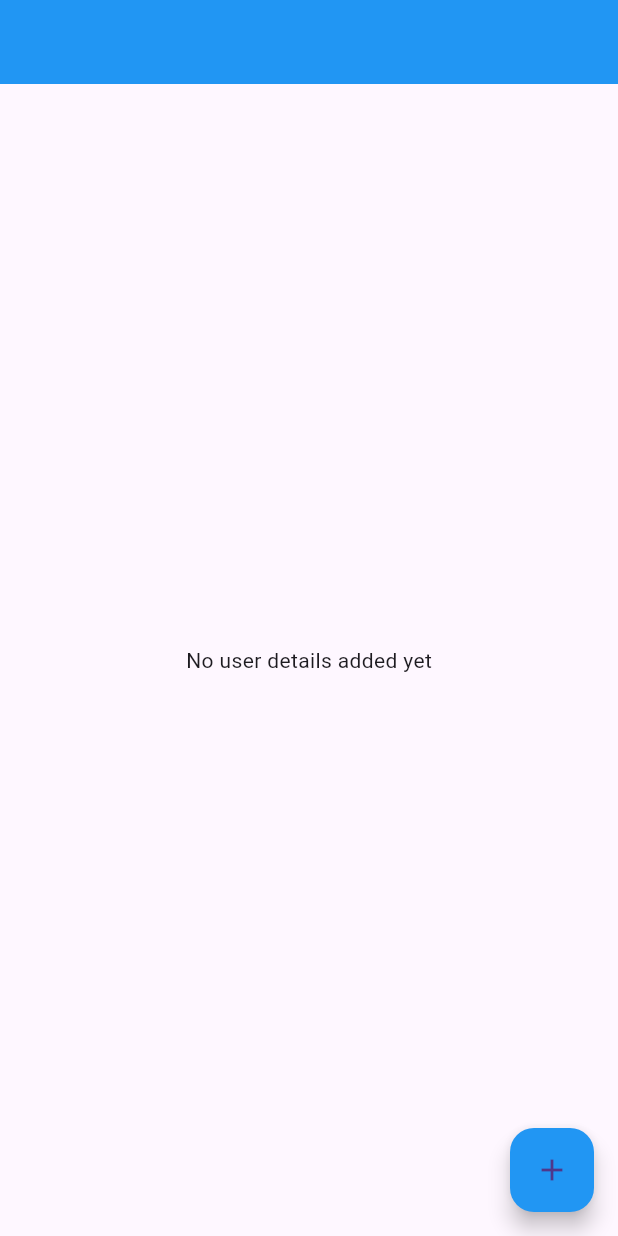
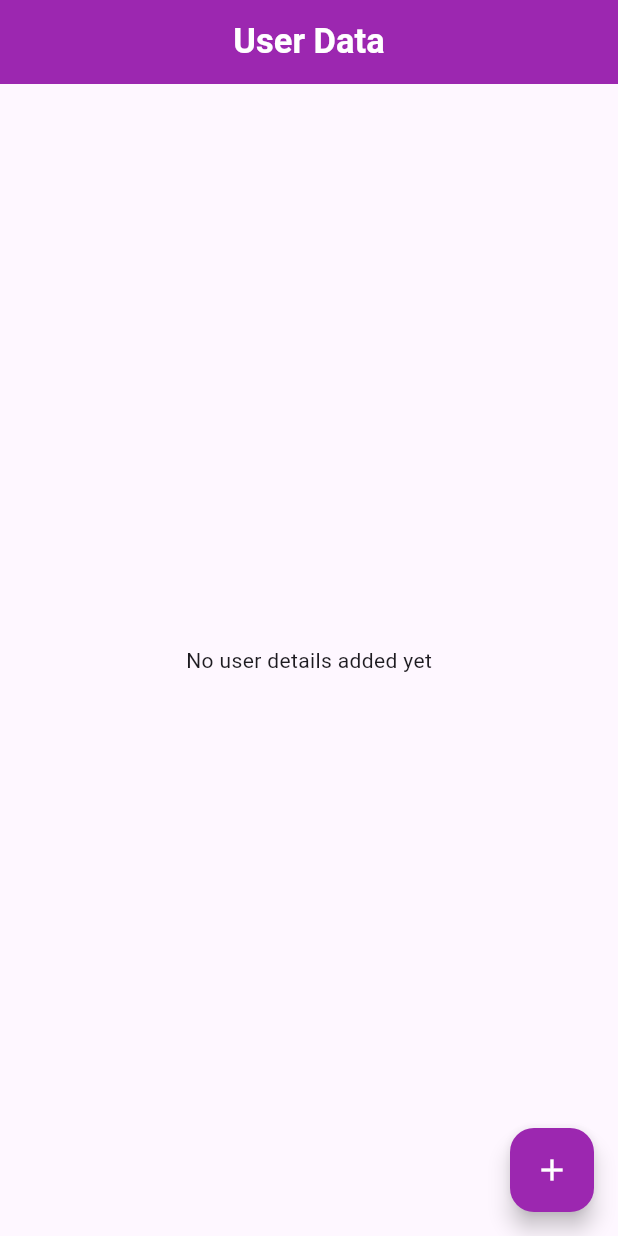
Before and after one commit to IrfanAhmad24/Data_Application, a Flutter app: the screen it shows after launch, on a phone screen of 412 x 824 dp. Run offline on Flutter 3.47's test engine with Material 3 defaults, Android fonts, the phone set to English and light mode, and no system bars.

Commit message:
Some Bugs Fix

```diff
--- a/lib/screens/home_screen.dart
+++ b/lib/screens/home_screen.dart
@@ -10,7 +10,13 @@ class Home extends StatelessWidget {
   Widget build(BuildContext context) {
     return Scaffold(
       appBar: AppBar(
-        backgroundColor: Colors.blue,
+        backgroundColor: Colors.purple,
+        title: const Text(
+          'User Data',
+          style: TextStyle(
+              fontSize: 23, fontWeight: FontWeight.w600, color: Colors.white),
+        ),
+        centerTitle: true,
       ),
       body: Consumer<UserDetailsModel>(
         builder: (context, userDetailsModel, _) {
@@ -34,6 +40,16 @@ class Home extends StatelessWidget {
                     subtitle: Column(
                       crossAxisAlignment: CrossAxisAlignment.start,
                       children: [
+                        Row(
+                          mainAxisAlignment: MainAxisAlignment.end,
+                          children: [
+                            InkWell(
+                                onTap: () {
+                                  userDetailsModel.removeUserDetail(index);
+                                },
+                                child: Icon(Icons.delete))
+                          ],
+                        ),
                         Text(
                           'Email: ${userDetails['email']}',
                           style: const TextStyle(
@@ -59,12 +75,15 @@ class Home extends StatelessWidget {
         },
       ),
       floatingActionButton: FloatingActionButton(
-        backgroundColor: Colors.blue,
+        backgroundColor: Colors.purple,
         onPressed: () {
           Navigator.push(context,
               MaterialPageRoute(builder: (context) => const UserDetails()));
         },
-        child: const Icon(Icons.add),
+        child: const Icon(
+          Icons.add,
+          color: Colors.white,
+        ),
       ),
     );
   }
```
Also changed, not shown: lib/models/user_details_model.dart (+7 -0 lines), lib/screens/user_data.dart (+6 -1 lines).
